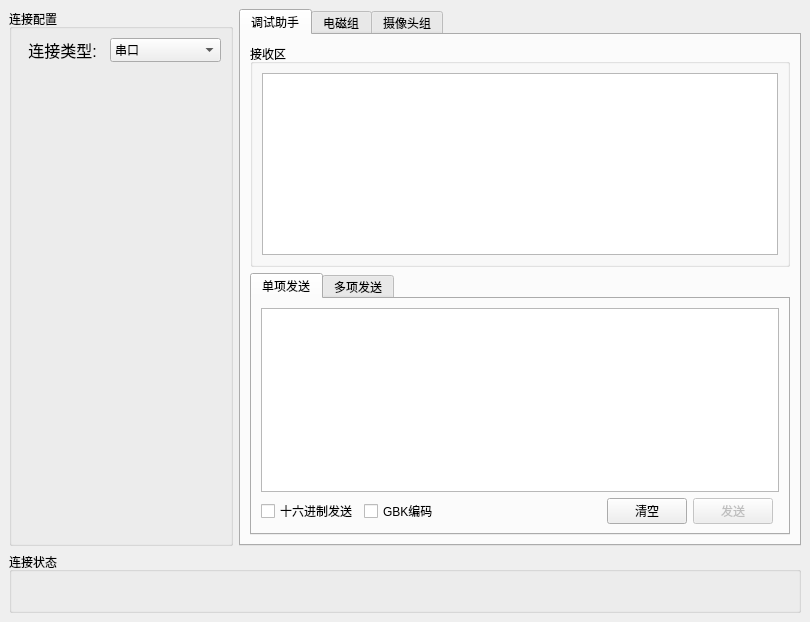
The window that form/main_window.ui (half-nothing/UpperComputer) describes before a commit, drawn with Qt 5.
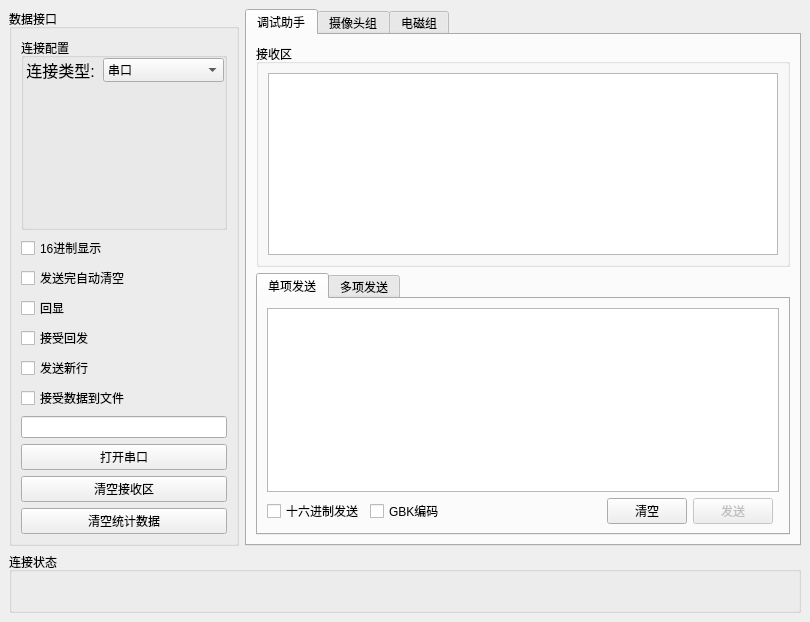
The same window after the commit. Custom widgets are drawn as their Qt base class.

Commit message: 修改串口通讯模块,将部分配置拆分到主窗口,优化部分import和代码结构

```diff
--- a/form/main_window.ui
+++ b/form/main_window.ui
@@ -29,7 +29,7 @@
    </property>
    <layout class="QGridLayout" name="gridLayout_6">
     <item row="0" column="1">
-     <widget class="QTabWidget" name="tabWidget">
+     <widget class="QTabWidget" name="main_area_widget">
       <property name="sizePolicy">
        <sizepolicy hsizetype="Preferred" vsizetype="Preferred">
         <horstretch>0</horstretch>
@@ -51,19 +51,19 @@
        </attribute>
        <layout class="QVBoxLayout" name="verticalLayout">
         <item>
-         <widget class="QGroupBox" name="receive_area">
+         <widget class="QGroupBox" name="receive_data_box">
           <property name="title">
            <string>接收区</string>
           </property>
           <layout class="QGridLayout" name="gridLayout">
            <item row="0" column="0">
-            <widget class="QPlainTextEdit" name="receive_text"/>
+            <widget class="QPlainTextEdit" name="receive_data_plain_edit"/>
            </item>
           </layout>
          </widget>
         </item>
         <item>
-         <widget class="QTabWidget" name="send_area">
+         <widget class="QTabWidget" name="send_data_box">
           <property name="currentIndex">
            <number>0</number>
           </property>
@@ -73,7 +73,7 @@
            </attribute>
            <layout class="QGridLayout" name="gridLayout_7">
             <item row="1" column="0">
-             <widget class="QCheckBox" name="single_send_in_hex">
+             <widget class="QCheckBox" name="single_send_in_hex_check_box">
               <property name="text">
                <string>十六进制发送</string>
               </property>
@@ -86,7 +86,7 @@
              </widget>
             </item>
             <item row="1" column="4">
-             <widget class="QPushButton" name="single_send">
+             <widget class="QPushButton" name="single_send_button">
               <property name="enabled">
                <bool>false</bool>
               </property>
@@ -109,17 +109,17 @@
              </spacer>
             </item>
             <item row="1" column="3">
-             <widget class="QPushButton" name="single_clear">
+             <widget class="QPushButton" name="single_clear_button">
               <property name="text">
                <string>清空</string>
               </property>
              </widget>
             </item>
             <item row="0" column="0" colspan="6">
-             <widget class="QPlainTextEdit" name="single_send_text"/>
+             <widget class="QPlainTextEdit" name="single_send_text_plain_edit"/>
             </item>
             <item row="1" column="1">
-             <widget class="QCheckBox" name="encoding_in_gbk">
+             <widget class="QCheckBox" name="encoding_in_gbk_check_box">
               <property name="text">
                <string>GBK编码</string>
               </property>
@@ -136,20 +136,20 @@
         </item>
        </layout>
       </widget>
-      <widget class="QWidget" name="electromagnetism">
-       <attribute name="title">
-        <string>电磁组</string>
-       </attribute>
-      </widget>
       <widget class="QWidget" name="camera">
        <attribute name="title">
         <string>摄像头组</string>
        </attribute>
       </widget>
+      <widget class="QWidget" name="electromagnetism">
+       <attribute name="title">
+        <string>电磁组</string>
+       </attribute>
+      </widget>
      </widget>
     </item>
-    <item row="4" column="0" colspan="2">
-     <widget class="QGroupBox" name="groupBox_2">
+    <item row="1" column="0" colspan="2">
+     <widget class="QGroupBox" name="soft_status_box">
       <property name="sizePolicy">
        <sizepolicy hsizetype="Expanding" vsizetype="Fixed">
         <horstretch>0</horstretch>
@@ -198,7 +198,7 @@
      </widget>
     </item>
     <item row="0" column="0">
-     <widget class="QGroupBox" name="groupBox">
+     <widget class="QGroupBox" name="data_connect_box">
       <property name="sizePolicy">
        <sizepolicy hsizetype="Fixed" vsizetype="Preferred">
         <horstretch>0</horstretch>
@@ -206,95 +206,32 @@
        </sizepolicy>
       </property>
       <property name="title">
-       <string>连接配置</string>
+       <string>数据接口</string>
       </property>
       <layout class="QGridLayout" name="gridLayout_5">
-       <item row="0" column="0">
-        <layout class="QGridLayout" name="gridLayout_4">
-         <item row="0" column="0">
-          <widget class="QLabel" name="label">
-           <property name="sizePolicy">
-            <sizepolicy hsizetype="Preferred" vsizetype="Preferred">
-             <horstretch>3</horstretch>
-             <verstretch>0</verstretch>
-            </sizepolicy>
-           </property>
-           <property name="minimumSize">
-            <size>
-             <width>0</width>
-             <height>20</height>
-            </size>
-           </property>
-           <property name="font">
-            <font>
-             <pointsize>12</pointsize>
-            </font>
-           </property>
-           <property name="text">
-            <string notr="true">连接类型:</string>
-           </property>
-           <property name="alignment">
-            <set>Qt::AlignCenter</set>
-           </property>
-          </widget>
-         </item>
-         <item row="0" column="1">
-          <widget class="QComboBox" name="connect_config_select">
-           <property name="sizePolicy">
-            <sizepolicy hsizetype="Preferred" vsizetype="Preferred">
-             <horstretch>4</horstretch>
-             <verstretch>0</verstretch>
-            </sizepolicy>
-           </property>
-           <property name="minimumSize">
-            <size>
-             <width>0</width>
-             <height>20</height>
-            </size>
-           </property>
-           <property name="currentText">
-            <string>串口</string>
-           </property>
-           <property name="placeholderText">
-            <string/>
-           </property>
-           <item>
-            <property name="text">
-             <string>串口</string>
-            </property>
-           </item>
-           <item>
-            <property name="text">
-             <string>UDP</string>
-            </property>
-           </item>
-           <item>
-            <property name="text">
-             <string>TCP</string>
-            </property>
-           </item>
-          </widget>
-         </item>
-        </layout>
-       </item>
-       <item row="1" column="0">
-        <widget class="QWidget" name="widget" native="true">
+       <item row="16" column="0">
+        <widget class="QPushButton" name="clear_receive_area_button">
          <property name="enabled">
           <bool>true</bool>
          </property>
-         <property name="minimumSize">
-          <size>
-           <width>0</width>
-           <height>0</height>
-          </size>
+         <property name="text">
+          <string>清空接收区</string>
          </property>
-         <property name="maximumSize">
-          <size>
-           <width>16777214</width>
-           <height>16777214</height>
-          </size>
+        </widget>
+       </item>
+       <item row="13" column="0">
+        <widget class="QCheckBox" name="save_to_file_check_box">
+         <property name="text">
+          <string>接受数据到文件</string>
          </property>
-         <layout class="QGridLayout" name="gridLayout_3">
+        </widget>
+       </item>
+       <item row="0" column="0" rowspan="2">
+        <widget class="QGroupBox" name="connect_config_box">
+         <property name="title">
+          <string>连接配置</string>
+         </property>
+         <layout class="QGridLayout" name="gridLayout_8">
           <property name="leftMargin">
            <number>0</number>
           </property>
@@ -307,14 +244,8 @@
           <property name="bottomMargin">
            <number>0</number>
           </property>
-          <property name="horizontalSpacing">
-           <number>0</number>
-          </property>
-          <property name="verticalSpacing">
-           <number>4</number>
-          </property>
-          <item row="0" column="0">
-           <widget class="QStackedWidget" name="connect_config">
+          <item row="1" column="0">
+           <widget class="QStackedWidget" name="connect_config_stack_widget">
             <property name="sizePolicy">
              <sizepolicy hsizetype="Preferred" vsizetype="Preferred">
               <horstretch>0</horstretch>
@@ -324,7 +255,7 @@
             <property name="minimumSize">
              <size>
               <width>200</width>
-              <height>453</height>
+              <height>0</height>
              </size>
             </property>
             <property name="maximumSize">
@@ -341,9 +272,129 @@
             <widget class="TCPConfigWidget" name="tcp_config"/>
            </widget>
           </item>
+          <item row="0" column="0">
+           <layout class="QGridLayout" name="config_type_layout">
+            <item row="0" column="0">
+             <widget class="QLabel" name="connect_config_label">
+              <property name="sizePolicy">
+               <sizepolicy hsizetype="Preferred" vsizetype="Preferred">
+                <horstretch>3</horstretch>
+                <verstretch>0</verstretch>
+               </sizepolicy>
+              </property>
+              <property name="minimumSize">
+               <size>
+                <width>0</width>
+                <height>20</height>
+               </size>
+              </property>
+              <property name="font">
+               <font>
+                <pointsize>12</pointsize>
+               </font>
+              </property>
+              <property name="text">
+               <string notr="true">连接类型:</string>
+              </property>
+              <property name="alignment">
+               <set>Qt::AlignCenter</set>
+              </property>
+             </widget>
+            </item>
+            <item row="0" column="1">
+             <widget class="QComboBox" name="connect_config_combo_box">
+              <property name="sizePolicy">
+               <sizepolicy hsizetype="Preferred" vsizetype="Preferred">
+                <horstretch>5</horstretch>
+                <verstretch>0</verstretch>
+               </sizepolicy>
+              </property>
+              <property name="minimumSize">
+               <size>
+                <width>0</width>
+                <height>20</height>
+               </size>
+              </property>
+              <property name="currentText">
+               <string>串口</string>
+              </property>
+              <property name="placeholderText">
+               <string/>
+              </property>
+              <item>
+               <property name="text">
+                <string>串口</string>
+               </property>
+              </item>
+              <item>
+               <property name="text">
+                <string>UDP</string>
+               </property>
+              </item>
+              <item>
+               <property name="text">
+                <string>TCP</string>
+               </property>
+              </item>
+             </widget>
+            </item>
+           </layout>
+          </item>
          </layout>
         </widget>
        </item>
+       <item row="14" column="0">
+        <widget class="QLineEdit" name="file_path_edit"/>
+       </item>
+       <item row="4" column="0">
+        <widget class="QCheckBox" name="show_in_hex_check_box">
+         <property name="text">
+          <string>16进制显示</string>
+         </property>
+        </widget>
+       </item>
+       <item row="10" column="0">
+        <widget class="QCheckBox" name="show_back_check_box">
+         <property name="text">
+          <string>回显</string>
+         </property>
+        </widget>
+       </item>
+       <item row="11" column="0">
+        <widget class="QCheckBox" name="auto_send_back_check_box">
+         <property name="text">
+          <string>接受回发</string>
+         </property>
+        </widget>
+       </item>
+       <item row="8" column="0">
+        <widget class="QCheckBox" name="clear_after_send_check_box">
+         <property name="text">
+          <string>发送完自动清空</string>
+         </property>
+        </widget>
+       </item>
+       <item row="17" column="0">
+        <widget class="QPushButton" name="clear_data_button">
+         <property name="text">
+          <string>清空统计数据</string>
+         </property>
+        </widget>
+       </item>
+       <item row="12" column="0">
+        <widget class="QCheckBox" name="send_new_line_check_box">
+         <property name="text">
+          <string>发送新行</string>
+         </property>
+        </widget>
+       </item>
+       <item row="15" column="0">
+        <widget class="QPushButton" name="open_connection_button">
+         <property name="text">
+          <string>打开串口</string>
+         </property>
+        </widget>
+       </item>
       </layout>
      </widget>
     </item>
```
Left out of the diff: 85 changed lines with no effect on the pictures. The commit also changes 10 other files.
